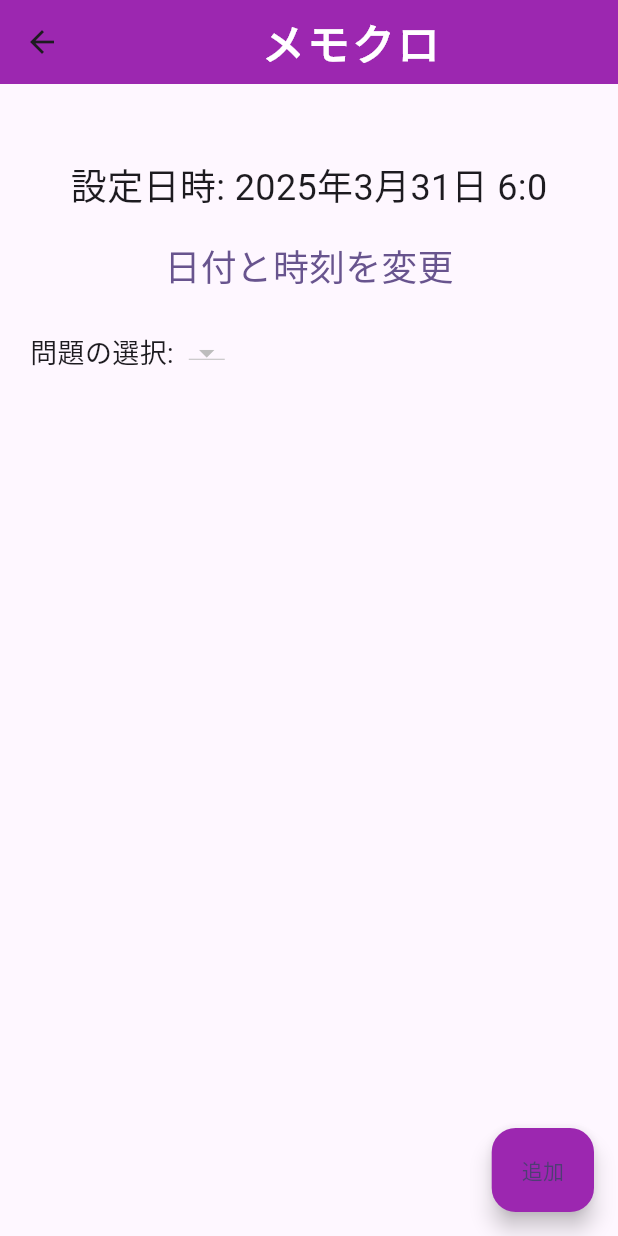
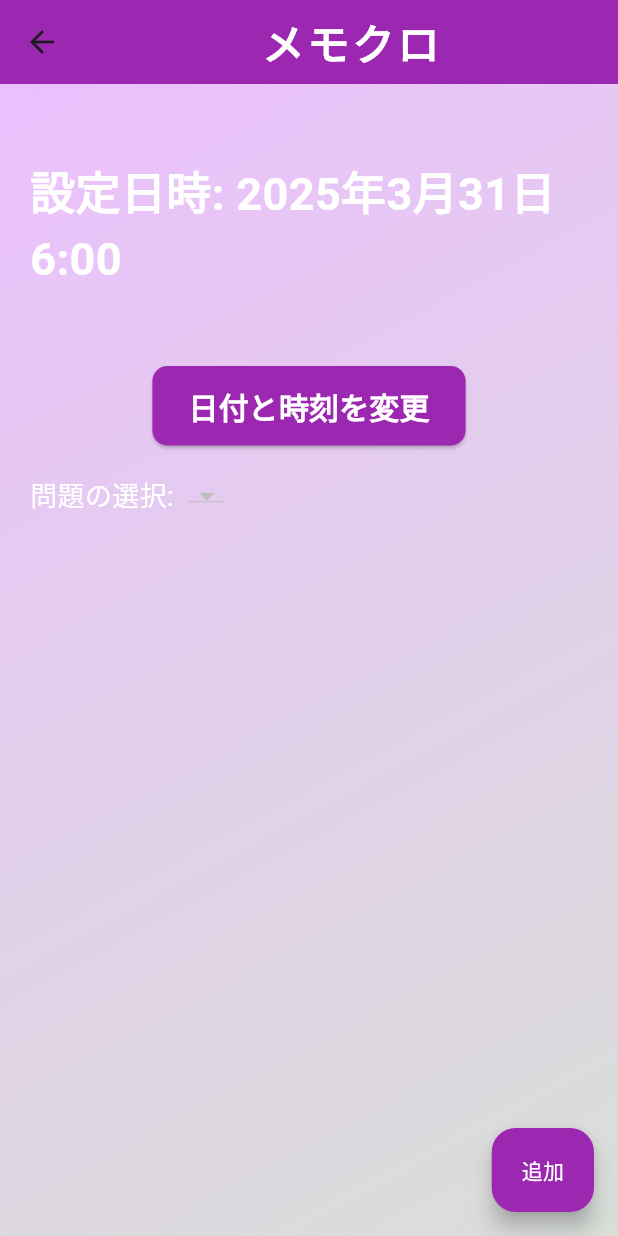
Before and after one commit to makoty-pg/susamin, a Flutter app: the ClockHomePage screen opened directly, after a tap on the "add" icon, on a phone screen of 412 x 824 dp. Run offline on Flutter 3.47's test engine with Material 3 defaults, Android fonts, the phone set to English and light mode, and no system bars; our stand-ins replace flutter_datetime_picker_plus, sqflite; missing offline and left inert: alarm; accounts and stored records are empty; statements that could not run were skipped.

Commit message:
alerm background change

```diff
--- a/lib/alarm_setting.dart
+++ b/lib/alarm_setting.dart
@@ -22,7 +22,7 @@ class _AlarmSettingState extends State<AlarmSetting> {
   @override
   void initState() {
     super.initState();
-    dateText = '設定日時: ${selectedDateTime.year}年${selectedDateTime.month}月${selectedDateTime.day}日 ${selectedDateTime.hour}:${selectedDateTime.minute}';
+    dateText = '設定日時: ${selectedDateTime.year}年${selectedDateTime.month}月${selectedDateTime.day}日 ${selectedDateTime.hour}:${selectedDateTime.minute.toString().padLeft(2, '0')}';
     loadQuizData();
   }
 
@@ -82,7 +82,17 @@ class _AlarmSettingState extends State<AlarmSetting> {
         backgroundColor: Colors.purple, // 背景色
         centerTitle: true, // タイトルを中央揃え
       ),
-      body: Padding(
+      body: Container(
+        decoration: BoxDecoration(
+          gradient: LinearGradient(
+            colors: [
+              Color(0xFFebc0fd), // ピンク系
+              Color(0xFFd9ded8)], // 120度のグラデーション
+            begin: Alignment.topLeft,
+            end: Alignment.bottomRight,
+          ),
+        ),
+        child: Padding(
           padding: const EdgeInsets.only(top: 50, left: 20, right: 20),
           child: Column(
             mainAxisAlignment: MainAxisAlignment.start,
@@ -91,11 +101,13 @@ class _AlarmSettingState extends State<AlarmSetting> {
               Text(
                 dateText,
                 style: const TextStyle(
-                fontSize: 24,
+                  fontSize: 30,
+                  fontWeight: FontWeight.bold,
+                  color: Colors.white, // 白色のテキスト
                 ),
               ),
-            const SizedBox(height: 10),
-            TextButton(
+              const SizedBox(height: 50),
+              ElevatedButton(
                 onPressed: () {
                   DatePicker.showDateTimePicker(
                     context,
@@ -106,17 +118,26 @@ class _AlarmSettingState extends State<AlarmSetting> {
                       setState(() {
                         selectedDateTime = date;
                         dateText =
-                      '設定日時: ${date.year}年${date.month}月${date.day}日 ${date.hour}:${date.minute}';
+                        '設定日時: ${date.year}年${date.month}月${date.day}日 ${date.hour}:${date.minute.toString().padLeft(2, '0')}';
                       });
                     },
                     currentTime: selectedDateTime,
                     locale: LocaleType.jp,
                   );
                 },
+                style: ElevatedButton.styleFrom(
+                  backgroundColor: Colors.purple, // ボタンの背景色
+                  foregroundColor: Colors.white, // テキストの色
+                  padding: const EdgeInsets.symmetric(vertical: 12, horizontal: 24),
+                  shape: RoundedRectangleBorder(
+                    borderRadius: BorderRadius.circular(10), // 角を丸める
+                  ),
+                ),
                 child: const Text(
                   '日付と時刻を変更',
                   style: TextStyle(
-                  fontSize: 24,
+                    fontSize: 20,
+                    fontWeight: FontWeight.bold,
                   ),
                 ),
               ),
@@ -125,11 +146,12 @@ class _AlarmSettingState extends State<AlarmSetting> {
                 children: [
                   const Text(
                     '問題の選択:',
-                  style: TextStyle(fontSize: 18),
+                    style: TextStyle(fontSize: 18, color: Colors.white),
                   ),
                   const SizedBox(width: 10),
                   DropdownButton<String>(
                     value: dropdownValue,
+                    dropdownColor: Colors.white, // ドロップダウン背景色
                     onChanged: (String? newValue) {
                       setState(() {
                         dropdownValue = newValue;
@@ -138,7 +160,10 @@ class _AlarmSettingState extends State<AlarmSetting> {
                     items: quizList.map<DropdownMenuItem<String>>((QuizList quiz) {
                       return DropdownMenuItem<String>(
                         value: quiz.title,
-                      child: Text(quiz.title),
+                        child: Text(
+                          quiz.title,
+                          style: const TextStyle(color: Colors.black), // 選択肢の文字色
+                        ),
                       );
                     }).toList(),
                   ),
@@ -147,9 +172,13 @@ class _AlarmSettingState extends State<AlarmSetting> {
             ],
           ),
         ),
+      ),
       floatingActionButton: FloatingActionButton.extended(
         onPressed: _addAlarm,
-        label: const Text('追加'),
+        label: const Text(
+          '追加',
+          style: TextStyle(color: Colors.white),
+        ),
         backgroundColor: Colors.purple,
       ),
     );
--- a/lib/clock_home.dart
+++ b/lib/clock_home.dart
@@ -80,15 +80,34 @@ class _ClockHomePageState extends State<ClockHomePage> {
         backgroundColor: Colors.purple, // 背景色
         centerTitle: true, // タイトルを中央揃え
       ),
-      body: FutureBuilder<List<AlarmSettings>>(
+      body: Container(
+        decoration: BoxDecoration(
+          gradient: LinearGradient(
+            colors: [              Color(0xFFebc0fd), // ピンク系
+              Color(0xFFd9ded8), ], // ピンク系グラデーション
+            begin: Alignment.topLeft,
+            end: Alignment.bottomRight,
+          ),
+        ),
+        child: FutureBuilder<List<AlarmSettings>>(
           future: _alarms,
           builder: (context, snapshot) {
             if (snapshot.connectionState == ConnectionState.waiting) {
               return const Center(child: CircularProgressIndicator());
             } else if (snapshot.hasError) {
-            return Center(child: Text('エラー: ${snapshot.error}'));
+              return Center(
+                child: Text(
+                  'エラー: ${snapshot.error}',
+                  style: TextStyle(color: Colors.white, fontSize: 18),
+                ),
+              );
             } else if (!snapshot.hasData || snapshot.data!.isEmpty) {
-            return const Center(child: Text('アラームがありません'));
+              return const Center(
+                child: Text(
+                  'アラームがありません',
+                  style: TextStyle(color: Colors.white, fontSize: 30),
+                ),
+              );
             }
 
             final alarms = snapshot.data!;
@@ -98,17 +117,24 @@ class _ClockHomePageState extends State<ClockHomePage> {
               itemBuilder: (context, index) {
                 final alarm = alarms[index];
                 return ListTile(
-                title: Text('${alarm.dateTime.hour}:${alarm.dateTime.minute}'),
-                subtitle: Text('${alarm.dateTime.month}/${alarm.dateTime.day}'),
+                  title: Text(
+                    '${alarm.dateTime.hour}:${alarm.dateTime.minute.toString().padLeft(2, '0')}',
+                    style: TextStyle(color: Colors.white, fontSize: 40),
+                  ),
+                  subtitle: Text(
+                    '${alarm.dateTime.month}/${alarm.dateTime.day}',
+                    style: TextStyle(color: Colors.white70, fontSize: 18),
+                  ),
                   trailing: IconButton(
                     icon: const Icon(Icons.delete, color: Colors.red),
                     onPressed: () => _deleteAlarm(alarm.id),
                   ),
                 );
               },
-            separatorBuilder: (context, index) => const Divider(),
+              separatorBuilder: (context, index) => const Divider(color: Colors.white54),
             );
           },
+        ),
       ),
       floatingActionButton: FloatingActionButton(
         child: const Icon(Icons.add),
@@ -119,7 +145,7 @@ class _ClockHomePageState extends State<ClockHomePage> {
           );
           _fetchAlarms(); // 戻ってきた後に更新
         },
-        //onPressed: _addTestAlarm,//デバッグ用。＋ボタンを押したとき、id1問題集id1のアラームを1分後に作成.
+        backgroundColor: Colors.purple,
       ),
     );
   }
```
Lines whose indentation alone changed are shown as unchanged.
